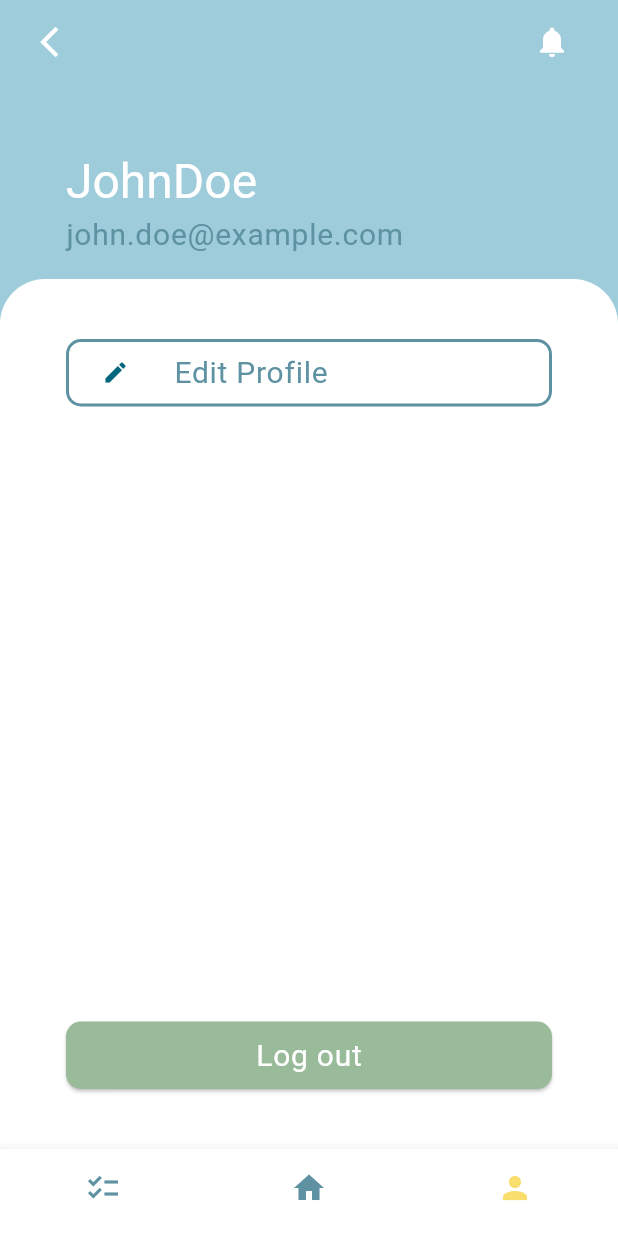
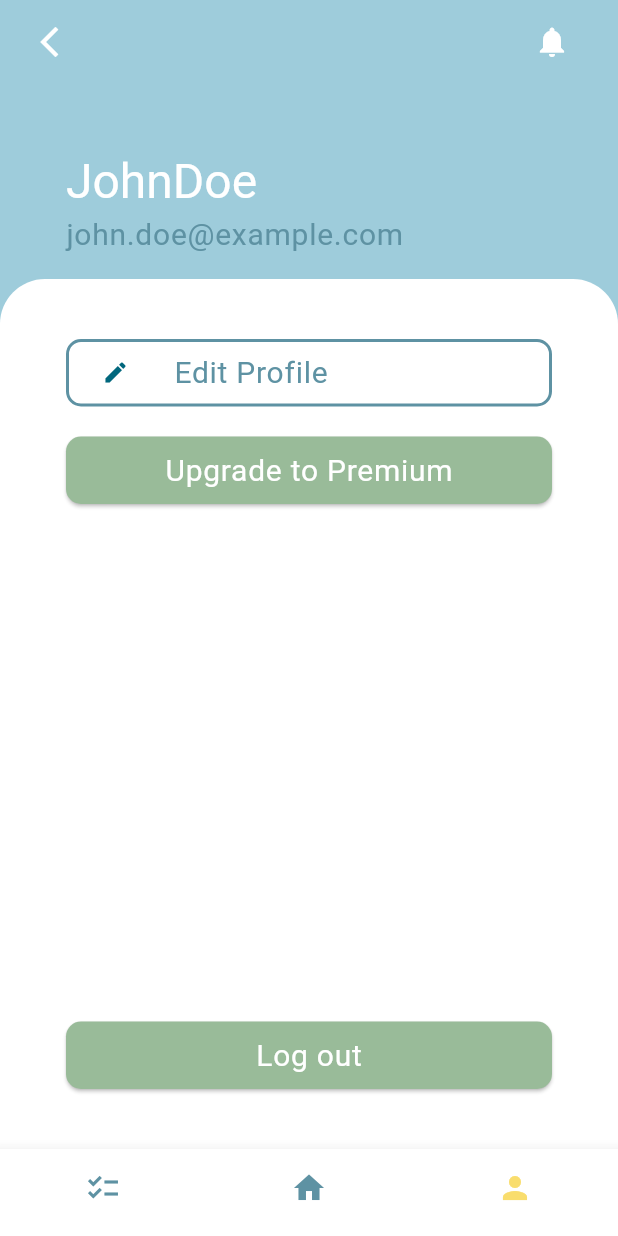
Before and after one commit to Ntckx/MyFridge, a Flutter app: the screen it shows after launch, item 3 of the bottom bar chosen, on a phone screen of 412 x 824 dp. Run offline on Flutter 3.47's test engine with Material 3 defaults, Android fonts, the phone set to English and light mode, and no system bars; our stand-ins replace dio, flutter_slidable, go_router, google_fonts, input_quantity; network calls fail; Roboto replaces fonts that are missing (Itim).

Commit message:
mycurrentFront

```diff
--- a/Frontend/lib/screens/profile_page.dart
+++ b/Frontend/lib/screens/profile_page.dart
@@ -15,6 +15,7 @@ class ProfilePage extends StatefulWidget {
 class _ProfilePageState extends State<ProfilePage> {
   late String username;
   late String email;
+  bool isPremium = false; // Assume this value is fetched from the backend
 
   @override
   void initState() {
@@ -28,6 +29,7 @@ class _ProfilePageState extends State<ProfilePage> {
     setState(() {
       username = userData['username']!;
       email = userData['email']!;
+      isPremium = userData['isPremium'] == 'true';
     });
   }
 
@@ -36,6 +38,7 @@ class _ProfilePageState extends State<ProfilePage> {
     return {
       'username': 'JohnDoe',
       'email': 'john.doe@example.com',
+      'isPremium': 'false',
     };
   }
 
@@ -61,7 +64,6 @@ class _ProfilePageState extends State<ProfilePage> {
                   style: Theme.of(context).textTheme.headlineMedium!.copyWith(
                         color: AppColors.white,
                       ),
-                // textAlign: TextAlign.center,
                 ),
                 const SizedBox(height: 5),
                 Text(
@@ -69,7 +71,6 @@ class _ProfilePageState extends State<ProfilePage> {
                   style: Theme.of(context).textTheme.bodyMedium!.copyWith(
                         color: AppColors.white,
                       ),
-                // textAlign: TextAlign.center,
                 ),
               ],
             ),
@@ -116,11 +117,16 @@ class _ProfilePageState extends State<ProfilePage> {
     );
   }
 
+  void _upgradeToPremium() {
+    // Handle the upgrade to premium logic here
+    // For now, we just set isPremium to true for demonstration
+    setState(() {
+      isPremium = true;
+    });
+  }
+
   @override
   Widget build(BuildContext context) {
-    String username = this.username;
-    String email = this.email;
-
     return Scaffold(
       appBar: const CustomAppBar(
         title: '',
@@ -150,6 +156,7 @@ class _ProfilePageState extends State<ProfilePage> {
                             color: AppColors.darkblue,
                           ),
                     ),
+                    const SizedBox(height: 20),
                   ],
                 ),
               ),
@@ -178,8 +185,8 @@ class _ProfilePageState extends State<ProfilePage> {
                           onPressed: () => context.go("/editprofile"),
                           child: Row(
                             children: [
-                              Icon(Icons.edit),
-                              SizedBox(width: 30),
+                              const Icon(Icons.edit),
+                              const SizedBox(width: 30),
                               Text(
                                 'Edit Profile',
                                 style: Theme.of(context)
@@ -193,7 +200,27 @@ class _ProfilePageState extends State<ProfilePage> {
                           ),
                         ),
                       ),
-                      Spacer(),
+                      const SizedBox(height: 20),
+                      SizedBox(
+                        height: 45,
+                        width: double.infinity,
+                        child: ElevatedButton(
+                          onPressed: isPremium ? null : _upgradeToPremium,
+                          style: ElevatedButton.styleFrom(
+                            backgroundColor: AppColors.green,
+                          ),
+                          child: Text(
+                            isPremium
+                                ? 'You are a Premium user'
+                                : 'Upgrade to Premium',
+                            style: Theme.of(context)
+                                .textTheme
+                                .bodyLarge!
+                                .copyWith(color: AppColors.white),
+                          ),
+                        ),
+                      ),
+                      const Spacer(),
                       SizedBox(
                         height: 45,
                         width: double.infinity,
--- a/Frontend/pubspec.yaml
+++ b/Frontend/pubspec.yaml
@@ -39,6 +39,9 @@ dependencies:
   go_router: ^14.0.1
   flutter_slidable: ^3.0.1
   input_quantity: ^2.3.4
+  dio: ^5.4.3+1
+  intl: ^0.19.0
+  in_app_purchase: ^3.2.0
 
 dev_dependencies:
   flutter_test:
```
Also changed, not shown: Frontend/lib/api_service.dart (added, +51 -0 lines), Frontend/lib/screens/home_page.dart (+76 -65 lines), Frontend/lib/screens/shopping_list_page.dart (+24 -0 lines), Frontend/lib/widget/myfridge_item.dart (+8 -1 lines), Frontend/pubspec.lock, 1 other file. Lines whose indentation alone changed are shown as unchanged.
